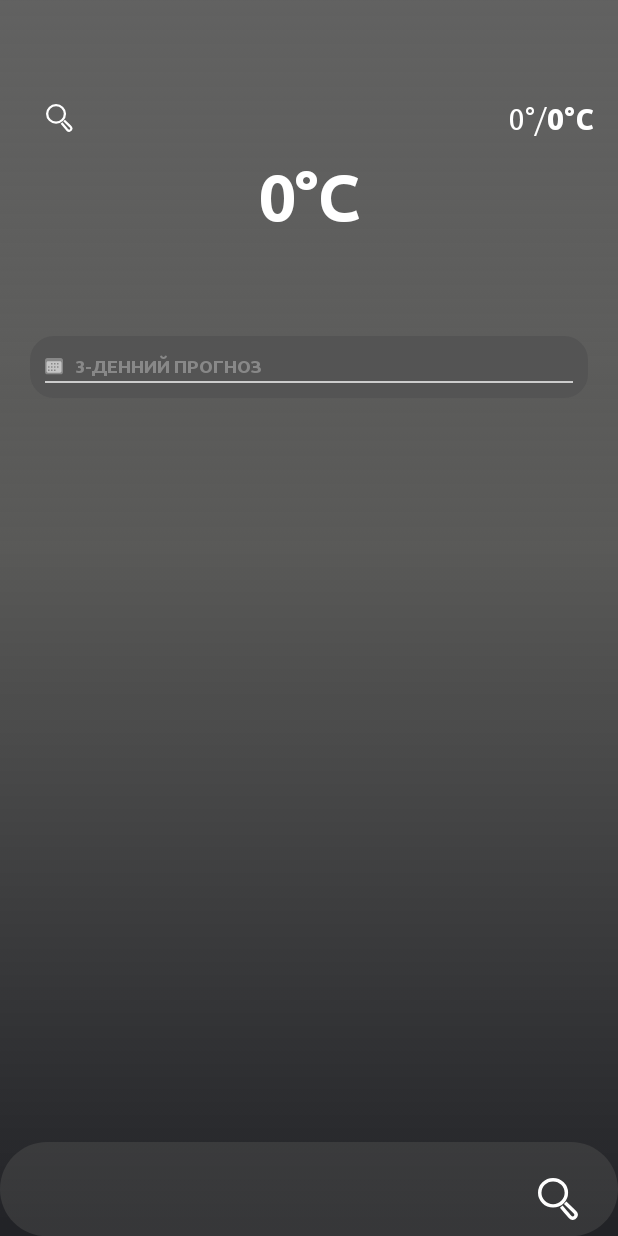
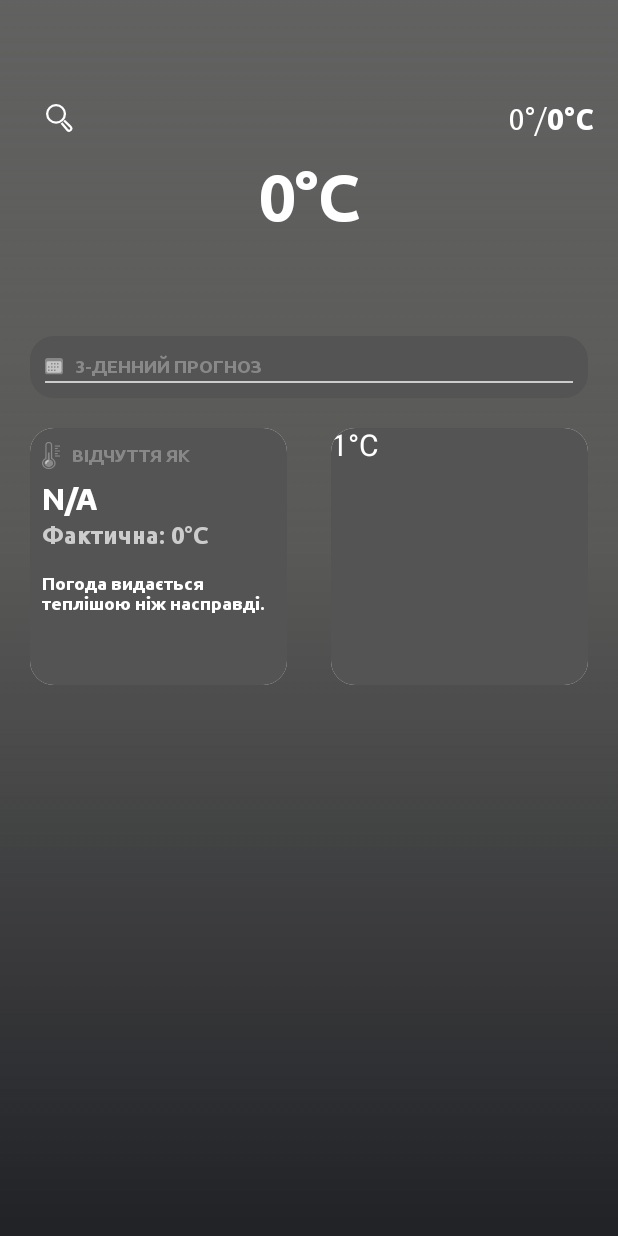
Before and after one commit to tlesiv/Weatherkk, an Android app built with Jetpack Compose: the screen it shows after launch (MainActivity), on a phone screen of 412 x 824 dp. Run offline under Robolectric (Android 15) with nearby library versions, the phone set to English and light mode, and no system bars; our stand-ins replace Volley; network calls fail; pictures from the network do not load.

Commit message:
додав WeatherCards - FeelingTemp

```diff
--- a/app/src/main/java/com/example/weather/MainActivity.kt
+++ b/app/src/main/java/com/example/weather/MainActivity.kt
@@ -3,6 +3,7 @@
 import android.content.Context
 import android.os.Bundle
 import android.util.Log
+import android.view.WindowManager
 import androidx.activity.ComponentActivity
 import androidx.activity.compose.setContent
 import androidx.activity.enableEdgeToEdge
@@ -22,6 +23,7 @@
 import androidx.compose.foundation.lazy.LazyRow
 import androidx.compose.foundation.lazy.itemsIndexed
 import androidx.compose.foundation.shape.RoundedCornerShape
+import androidx.compose.material3.Card
 import androidx.compose.material3.Divider
 import androidx.compose.material3.Icon
 import androidx.compose.material3.IconButton
@@ -57,8 +59,13 @@
 
 const val API_KEY = "e162f19b5aa040cb80e181753241010"
 
+
 class MainActivity : ComponentActivity() {
     override fun onCreate(savedInstanceState: Bundle?) {
+        window.setFlags(
+            WindowManager.LayoutParams.FLAG_LAYOUT_NO_LIMITS,
+            WindowManager.LayoutParams.FLAG_LAYOUT_NO_LIMITS
+        )
         super.onCreate(savedInstanceState)
         enableEdgeToEdge()
         setContent {
@@ -75,6 +82,7 @@
                         "",
                         "0.0",
                         "0.0",
+                        "",
                         ""
                     )
                 )
@@ -86,6 +94,7 @@
             WeatherApp(currentDay, daysList, hourlyList, this)
         }
     }
+
 
 
 
@@ -121,8 +130,10 @@
                 isSearchDialogOpen = isSearchDialogOpen,
                 onClickSearch = { isSearchDialogOpen.value = true })
             WeekWeather(daysList)
+            WeatherCards(currentDay.value)
             Panel(isSearchDialogOpen = isSearchDialogOpen,
                 onClickSearch = { isSearchDialogOpen.value = true })
+
 
         }
         if (isSearchDialogOpen.value) {
@@ -207,7 +218,9 @@
 
             Row(
                 verticalAlignment = Alignment.CenterVertically,
-                modifier = Modifier.align(Alignment.CenterEnd).padding(end = 16.dp)
+                modifier = Modifier
+                    .align(Alignment.CenterEnd)
+                    .padding(end = 16.dp)
 
             ) {
                 Text(
@@ -226,7 +239,6 @@
             }
         }
 
-        // Інші елементи TodayWeather
         Text(
             text = currentDay.value.currentTemp.toFloat().toInt().toString() + "°С",
             fontSize = 43.sp,
@@ -411,7 +423,9 @@
             text = item.minTemp.toFloat().toInt().toString() + "°/",
             fontSize = 15.sp,
             fontFamily = ubuntuRegular,
-            modifier = Modifier.padding(start = 8.dp).width(25.dp),
+            modifier = Modifier
+                .padding(start = 8.dp)
+                .width(25.dp),//доробити довжину температур
             color = Color.White
         )
 
@@ -421,7 +435,7 @@
             text = item.maxTemp.toFloat().toInt().toString() + "°С",
             fontSize = 15.sp,
             fontFamily = ubuntuBold,
-            modifier = Modifier.width(25.dp),
+            modifier = Modifier.width(30.dp),//доробити довжину температур
             color = Color.White
         )
     }
@@ -436,6 +450,123 @@
 
 
 @Composable
+fun WeatherCards(item: WeatherModel) {
+    Box(
+        modifier = Modifier.fillMaxSize()
+    ) {
+
+        // FEELING TEMP
+        Card(
+            modifier = Modifier
+                .size((191.5).dp, (191.5).dp)
+                .padding(start = 20.dp, top = 20.dp)
+                .align(Alignment.TopStart),
+            shape = RoundedCornerShape(16.dp)
+        ) {
+            Box(
+                modifier = Modifier
+                    .fillMaxSize()
+                    .background(colorResource(id = R.color.browni))
+            ) {
+                Column(
+                    modifier = Modifier
+                        .fillMaxSize()
+                        .padding(8.dp),
+                ) {
+                    Row(
+                        verticalAlignment = Alignment.CenterVertically,
+                        modifier = Modifier.padding(bottom = 8.dp)
+                    ) {
+                        Image(
+                            painter = painterResource(id = R.drawable.test_temp),
+                            contentDescription = null,
+                            modifier = Modifier
+                                .size(20.dp)
+                                .padding(end = 8.dp)
+                        )
+
+                        Text(
+                            text = "ВІДЧУТТЯ ЯК",
+                            fontSize = 12.sp,
+                            fontFamily = ubuntuBold,
+                            color = Color.Gray,
+                            modifier = Modifier
+                        )
+                    }
+
+                    Text(
+                        text = item.formattedFeelingTemp(),
+                        fontSize = 20.sp,
+                        fontFamily = ubuntuBold,
+                        color = Color.White,
+                        modifier = Modifier.padding(bottom = 4.dp)
+                    )
+
+                    Text(
+                        text = "Фактична: ${item.currentTemp.toFloat().toInt()}°С",
+                        fontSize = 16.sp,
+                        fontFamily = ubuntuBold,
+                        color = Color.LightGray,
+                        modifier = Modifier.padding(bottom = 16.dp)
+                    )
+
+                    val description_of_feeling_temp = when {//ДОРОБИТИ БО ДЕКОЛИ ПРАЦЮЄ НЕКОРЕКТНО
+                        item.formattedFeelingTemp() > item.formattedCurrentTemp() ->
+                            "Погода видається теплішою ніж насправді."
+                        item.formattedFeelingTemp() < item.formattedCurrentTemp() ->
+                            "Через вітер погода видається холоднішою."
+                        else ->
+                            "Збігається зі справжньою температурою."
+                    }
+
+
+
+                    Text(
+                        text = description_of_feeling_temp,
+                        fontSize = 12.sp,
+                        color = Color.White,
+                        fontFamily = ubuntuBold,
+                        modifier = Modifier.padding(bottom = 8.dp))
+                }
+            }
+        }
+
+
+
+
+
+            //WIND
+            Card(
+                modifier = Modifier
+                    .size((191.5).dp, (191.5).dp)
+                    .padding(end = 20.dp, top = 20.dp)
+                    .align(Alignment.TopEnd),
+                shape = RoundedCornerShape(16.dp)
+            ) {
+                Box(
+                    modifier = Modifier
+                        .fillMaxSize()
+                        .background(
+                            colorResource(id = R.color.browni)
+                        )
+                ) {
+                    // Вміст картки
+                    Text(
+                        text = "1°C",
+                        fontSize = 20.sp,
+                        color = Color.White,
+                        modifier = Modifier.align(Alignment.TopStart)
+                    )
+                }
+            }
+
+}
+    }
+
+
+
+
+@Composable
 fun Panel(isSearchDialogOpen: MutableState<Boolean>, onClickSearch: () -> Unit) {
     Box(modifier = Modifier.fillMaxSize())
     {
@@ -443,14 +574,16 @@
             painter = painterResource(id = R.drawable.panel),
             contentDescription = null,
             modifier = Modifier
-                .width(1000.dp)
+                .fillMaxWidth()
                 .align(Alignment.BottomCenter)
                 .clip(RoundedCornerShape(topStart = 20.dp, topEnd = 20.dp, bottomStart = 0.dp)),
             contentScale = ContentScale.Crop
         )
 
         IconButton(
-            modifier = Modifier.align(Alignment.BottomEnd).padding(end = 16.dp),
+            modifier = Modifier
+                .align(Alignment.BottomEnd)
+                .padding(end = 16.dp),
             onClick = { onClickSearch.invoke() }) {
             Icon(
                 modifier = Modifier.size(30.dp),
@@ -531,14 +664,16 @@
                     .getString("icon"),
                 item.getJSONObject("day").getString("maxtemp_c"),
                 item.getJSONObject("day").getString("mintemp_c"),
-                item.getJSONArray("hour").toString()
+                item.getJSONArray("hour").toString(),
+                ""
 
             )
         )
     }
     list[0] = list[0].copy(
         time = mainObject.getJSONObject("current").getString("last_updated"),
-        currentTemp = mainObject.getJSONObject("current").getString("temp_c")
+        currentTemp = mainObject.getJSONObject("current").getString("temp_c"),
+        feelslike_c = mainObject.getJSONObject("current").getString("feelslike_c")
     )
     return list
 }
@@ -559,6 +694,7 @@
                 item.getJSONObject("condition").getString("icon"),
                 "",
                 "",
+                "",
                 ""
             )
         )
--- a/app/src/main/java/com/example/weather/data/WeatherModel.kt
+++ b/app/src/main/java/com/example/weather/data/WeatherModel.kt
@@ -9,5 +9,40 @@
     val maxTemp: String,
     val minTemp: String,
     val hours: String,
+    val feelslike_c: String
+) {
+    fun formattedFeelingTemp(): String {
+        return try {
+            if (feelslike_c.isNotEmpty()) {
+                "%.0f".format(feelslike_c.toFloat())
+            } else {
+                "N/A"
+            }
+        } catch (e: NumberFormatException) {
+            "N/A"
+        }
+    }
 
-)
+    fun formattedCurrentTemp(): String {
+        return try {
+            if (currentTemp.isNotEmpty()) {
+                "%.0f".format(currentTemp.toFloat())
+            } else {
+                "N/A"
+            }
+        } catch (e: NumberFormatException) {
+            "N/A"
+        }
+    }
+
+}
+
+
+
+
+// val wind_kph: String,
+    //val gust_kph: String,//пориви вітру
+   // val vis_km: String,
+   // val wind_dir: String,//напрямок вітру
+   // val pressure_mb: String,//тиск
+   // val precip_mm: String,//опади в мм
--- /dev/null
+++ b/app/src/main/res/drawable/test_temp.xml
@@ -0,0 +1,30 @@
+<vector xmlns:android="http://schemas.android.com/apk/res/android"
+    android:width="12dp"
+    android:height="18dp"
+    android:viewportWidth="11"
+    android:viewportHeight="18">
+  <path
+      android:pathData="M3.722,0H4.549L5.211,0.232L5.789,0.695L6.203,1.468L6.286,10.661L6.699,11.047L7.361,11.588L7.94,12.438L8.271,13.442V14.833L7.94,15.76L7.361,16.609L6.699,17.228L5.707,17.768L4.797,18H3.556L2.564,17.768L1.571,17.228L0.744,16.455L0.165,15.373L0,14.833V13.442L0.414,12.283L1.075,11.434L1.737,10.893L1.902,10.816L1.985,10.584L2.068,1.468L2.481,0.695L3.06,0.232L3.722,0ZM3.722,0.773L3.226,1.082L2.895,1.545L2.812,1.777V11.279L2.398,11.434L1.654,11.974L1.075,12.747L0.827,13.442L0.744,14.292L0.91,15.064L1.406,15.991L2.15,16.687L3.143,17.15L3.474,17.228H4.797L5.707,16.919L6.534,16.378L7.113,15.605L7.444,14.833V13.442L7.113,12.592L6.534,11.897L5.624,11.279H5.459V1.931L5.211,1.236L4.714,0.85L4.549,0.773H3.722Z"
+      android:fillColor="#888888"/>
+  <path
+      android:pathData="M3.639,6.953H4.632L4.714,11.665L5.541,11.974L6.286,12.592L6.699,13.365L6.782,13.674V14.601L6.534,15.296L5.955,15.991L5.376,16.378L4.549,16.609H3.722L2.895,16.378L2.15,15.837L1.654,15.064L1.489,14.601V13.674L1.82,12.824L2.481,12.129L3.308,11.743L3.556,11.665L3.639,6.953Z"
+      android:fillColor="#888888"/>
+  <path
+      android:pathData="M3.556,12.052L4.053,12.129L4.301,12.438L4.218,12.824L3.97,13.056L3.308,13.365L3.06,13.983L2.812,14.524L2.233,14.601L1.902,14.215L1.985,13.442L2.316,12.824L2.977,12.283L3.556,12.052Z"
+      android:fillColor="#C5C5C5"/>
+  <path
+      android:pathData="M7.857,5.639H11V6.335L10.917,6.412H7.857L7.774,5.717L7.857,5.639Z"
+      android:fillColor="#888888"/>
+  <path
+      android:pathData="M7.857,8.961H11V9.734H7.857V8.961Z"
+      android:fillColor="#888888"/>
+  <path
+      android:pathData="M7.774,2.318H11V3.013L10.835,3.09L7.857,3.013L7.774,2.627V2.318Z"
+      android:fillColor="#888888"/>
+  <path
+      android:pathData="M7.857,3.94H9.677V4.712H7.857V3.94Z"
+      android:fillColor="#888888"/>
+  <path
+      android:pathData="M7.857,7.339H9.677L9.594,8.112H7.857V7.339Z"
+      android:fillColor="#888888"/>
+</vector>
--- a/app/src/main/res/values/colors.xml
+++ b/app/src/main/res/values/colors.xml
@@ -1,7 +1,7 @@
 <?xml version="1.0" encoding="utf-8"?>
 <resources>
 
-    <color name="brownik">#69545453</color><!-- 41%-->
+    <color name="brownik">#4D4D4C</color><!-- 41%-->
     <color name="browni">#545454</color> <!-- 100%-->
 
     <color name="purple_200">#FFBB86FC</color>
```
Also changed, not shown: app/src/main/java/com/example/weather/data/WeatherCardsModel.kt (added, +12 -0 lines), app/src/main/java/com/example/weather/data/WeatherModelToday.kt (deleted, +0 -8 lines), app/src/main/res/drawable/temp.xml (added, +30 -0 lines).
